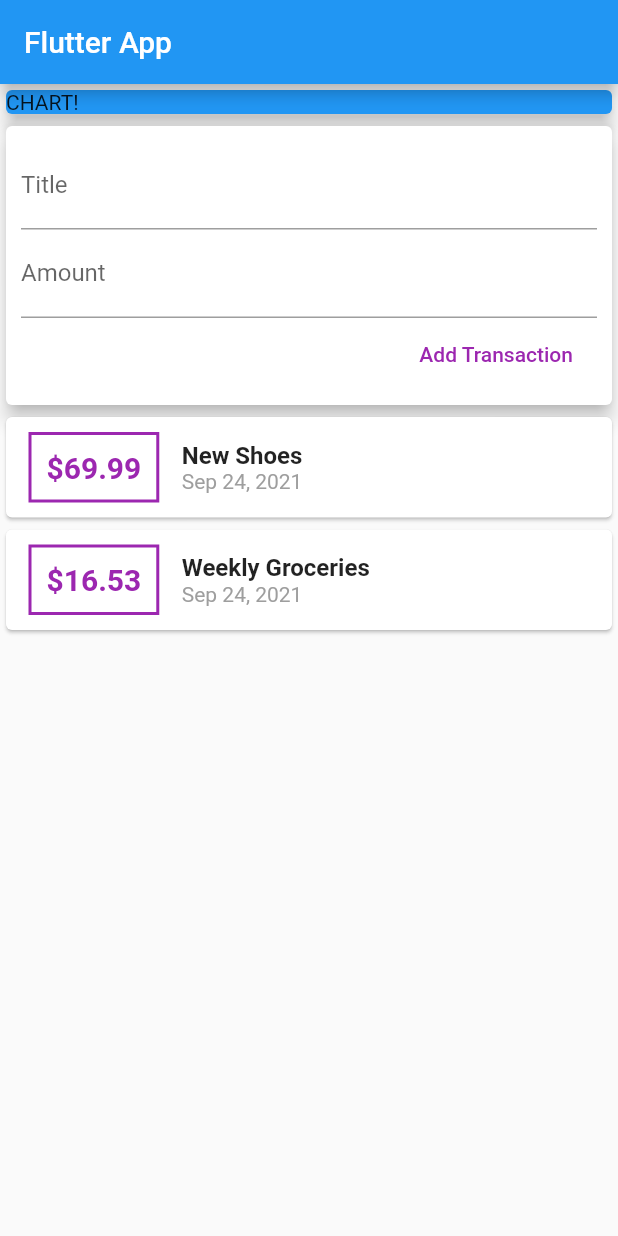
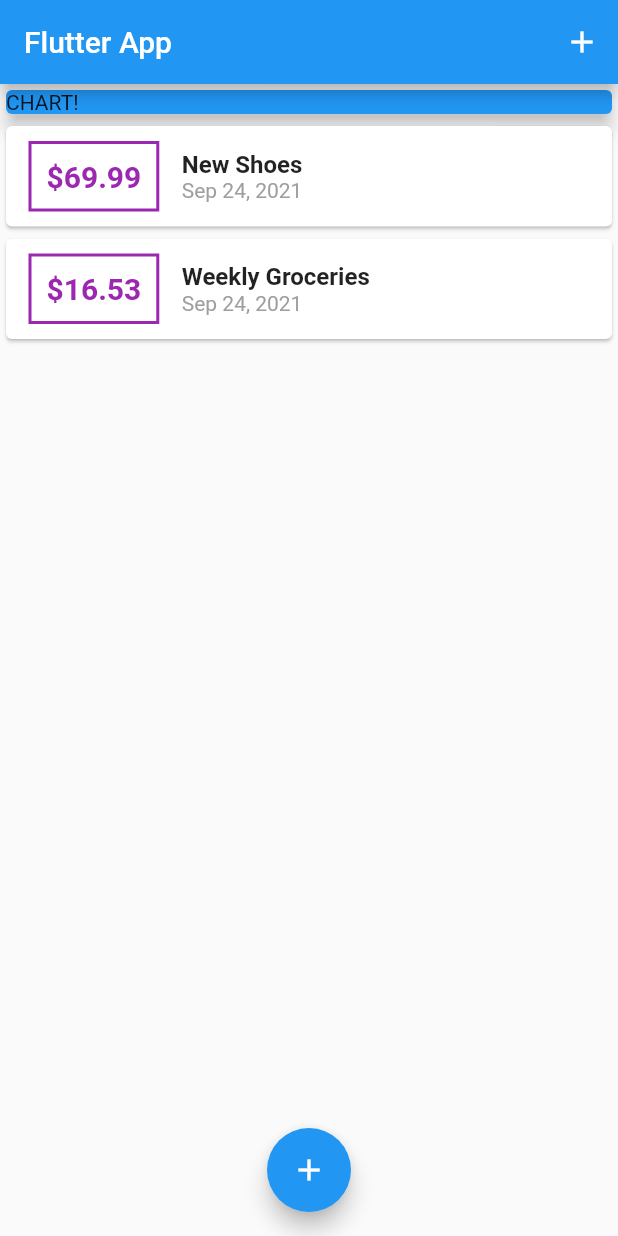
Before and after one commit to Ben1980/learn_flutter, a Flutter app: the screen it shows after launch, on a phone screen of 412 x 824 dp. Run offline on Flutter 3.47's test engine with Material 2 defaults, Android fonts, the phone set to English and light mode, and no system bars; missing offline and left inert: dart:ffi.

```diff
--- a/personal_expenses/lib/main.dart
+++ b/personal_expenses/lib/main.dart
@@ -1,6 +1,8 @@
 import 'package:flutter/material.dart';
 
-import './widgets/user_transactions.dart';
+import './models/transaction.dart';
+import './widgets/new_transaction.dart';
+import './widgets/transaction_list.dart';
 
 void main() => runApp(MyApp());
 
@@ -16,14 +18,66 @@ class MyApp extends StatelessWidget {
   }
 }
 
-class MyHomePage extends StatelessWidget {
+class MyHomePage extends StatefulWidget {
   const MyHomePage({Key? key}) : super(key: key);
+
+  @override
+  State<MyHomePage> createState() => _MyHomePageState();
+}
+
+class _MyHomePageState extends State<MyHomePage> {
+  final List<Transaction> _userTransactions = [
+    Transaction(
+      id: 't1',
+      title: 'New Shoes',
+      amount: 69.99,
+      date: DateTime.now(),
+    ),
+    Transaction(
+      id: 't2',
+      title: 'Weekly Groceries',
+      amount: 16.53,
+      date: DateTime.now(),
+    ),
+  ];
+
+  void _addNewTransaction(String title, double amount) {
+    final newTx = Transaction(
+      title: title,
+      amount: amount,
+      date: DateTime.now(),
+      id: DateTime.now().toString(),
+    );
+
+    setState(() {
+      _userTransactions.add(newTx);
+    });
+  }
+
+  void _startAddNewTransaction(BuildContext context) {
+    showModalBottomSheet(
+      context: context,
+      builder: (_) {
+        return GestureDetector(
+          onTap: () {},
+          child: NewTransaction(_addNewTransaction),
+          behavior: HitTestBehavior.opaque,
+        );
+      },
+    );
+  }
 
   @override
   Widget build(BuildContext context) {
     return Scaffold(
       appBar: AppBar(
         title: const Text('Flutter App'),
+        actions: [
+          IconButton(
+            onPressed: () => _startAddNewTransaction(context),
+            icon: const Icon(Icons.add),
+          ),
+        ],
       ),
       body: SingleChildScrollView(
         child: Column(
@@ -38,9 +92,14 @@ class MyHomePage extends StatelessWidget {
                 elevation: 5,
               ),
             ),
-            const UserTransactions(),
+            TransactionList(_userTransactions),
           ],
         ),
+      ),
+      floatingActionButtonLocation: FloatingActionButtonLocation.centerFloat,
+      floatingActionButton: FloatingActionButton(
+        child: const Icon(Icons.add),
+        onPressed: () => _startAddNewTransaction(context),
       ),
     );
   }
--- a/personal_expenses/lib/widgets/user_transactions.dart
+++ /dev/null
@@ -1,52 +0,0 @@
-import 'package:flutter/material.dart';
-
-import '../models/transaction.dart';
-import './transaction_list.dart';
-import './new_transaction.dart';
-
-class UserTransactions extends StatefulWidget {
-  const UserTransactions({Key? key}) : super(key: key);
-
-  @override
-  _UserTransactionsState createState() => _UserTransactionsState();
-}
-
-class _UserTransactionsState extends State<UserTransactions> {
-  final List<Transaction> _userTransactions = [
-    Transaction(
-      id: 't1',
-      title: 'New Shoes',
-      amount: 69.99,
-      date: DateTime.now(),
-    ),
-    Transaction(
-      id: 't2',
-      title: 'Weekly Groceries',
-      amount: 16.53,
-      date: DateTime.now(),
-    ),
-  ];
-
-  void _addNewTransaction(String title, double amount) {
-    final newTx = Transaction(
-      title: title,
-      amount: amount,
-      date: DateTime.now(),
-      id: DateTime.now().toString(),
-    );
-
-    setState(() {
-      _userTransactions.add(newTx);
-    });
-  }
-
-  @override
-  Widget build(BuildContext context) {
-    return Column(
-      children: [
-        NewTransaction(_addNewTransaction),
-        TransactionList(_userTransactions),
-      ],
-    );
-  }
-}
```
